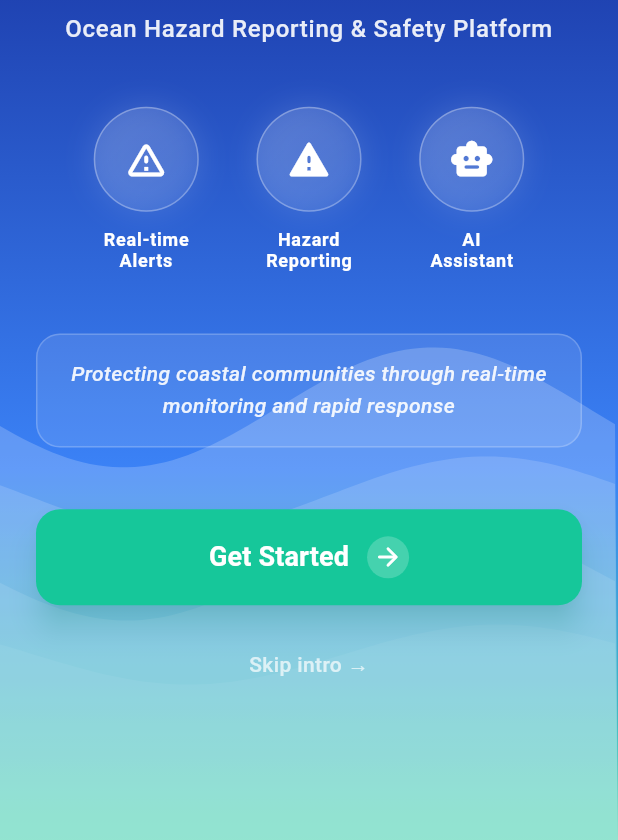
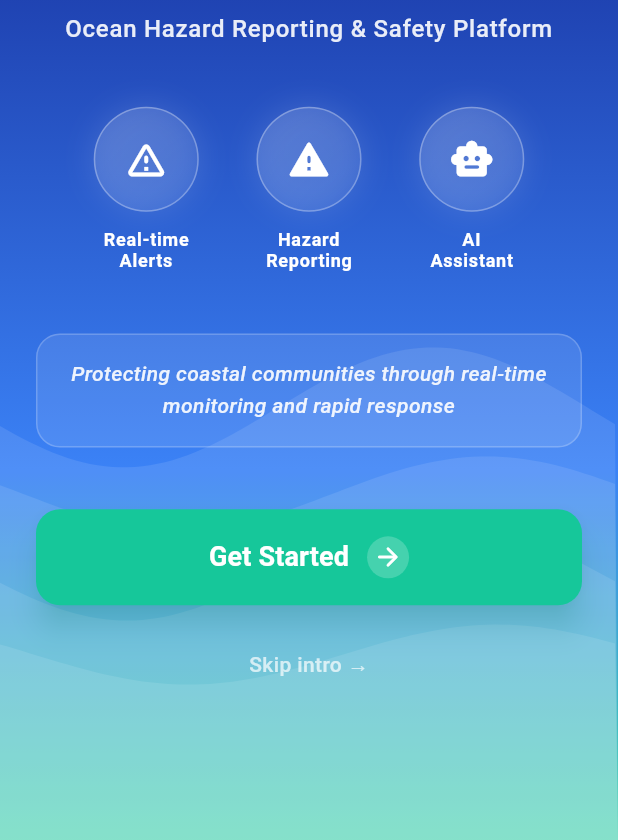
Before and after one commit to laidback-programmer/Tarang, a Flutter app: the screen it shows after launch, on a phone screen of 412 x 824 dp, the part 396-1236 px from its top. Run offline on Flutter 3.47's test engine with Material 3 defaults, Android fonts, the phone set to English and light mode, and no system bars; our stand-ins replace cached_network_image, cloud_firestore, file_picker, firebase_auth, firebase_core, firebase_storage and 6 more; missing offline and left inert: syncfusion_flutter_maps; accounts and stored records are empty.

Commit message:
Replaced 'withOpacity' with ' withValues '

```diff
--- a/lib/live_osm_map.dart
+++ b/lib/live_osm_map.dart
@@ -252,7 +252,7 @@ class _LiveOSMMapState extends State<LiveOSMMap> {
                       child: Container(
                         padding: const EdgeInsets.all(8),
                         decoration: BoxDecoration(
-                          color: Colors.red.withOpacity(0.8),
+                          color: Colors.red.withValues(alpha: 0.8),
                           borderRadius: BorderRadius.circular(8),
                         ),
                         child: Text(
--- a/lib/screens/common/intro_screen.dart
+++ b/lib/screens/common/intro_screen.dart
@@ -170,20 +170,20 @@ class _IntroScreenState extends State<IntroScreen>
           decoration: BoxDecoration(
             gradient: LinearGradient(
               colors: [
-                AppColors.white.withOpacity(0.2),
-                AppColors.white.withOpacity(0.1),
+                AppColors.white.withValues(alpha: 0.2),
+                AppColors.white.withValues(alpha: 0.1),
               ],
               begin: Alignment.topLeft,
               end: Alignment.bottomRight,
             ),
             shape: BoxShape.circle,
             border: Border.all(
-              color: AppColors.white.withOpacity(0.3),
+              color: AppColors.white.withValues(alpha: 0.3),
               width: 1,
             ),
             boxShadow: [
               BoxShadow(
-                color: AppColors.white.withOpacity(0.2),
+                color: AppColors.white.withValues(alpha: 0.2),
                 blurRadius: 20,
                 spreadRadius: 5,
               ),
@@ -217,7 +217,7 @@ class _IntroScreenState extends State<IntroScreen>
           AppStrings.appTagline,
           textAlign: TextAlign.center,
           style: Theme.of(context).textTheme.bodyLarge?.copyWith(
-                color: AppColors.white.withOpacity(0.9),
+                color: AppColors.white.withValues(alpha: 0.9),
                 fontSize: 16,
                 fontWeight: FontWeight.w500,
                 height: 1.4,
@@ -270,20 +270,20 @@ class _IntroScreenState extends State<IntroScreen>
                 decoration: BoxDecoration(
                   gradient: LinearGradient(
                     colors: [
-                      AppColors.white.withOpacity(0.15),
-                      AppColors.white.withOpacity(0.05),
+                      AppColors.white.withValues(alpha: 0.15),
+                      AppColors.white.withValues(alpha: 0.05),
                     ],
                     begin: Alignment.topLeft,
                     end: Alignment.bottomRight,
                   ),
                   shape: BoxShape.circle,
                   border: Border.all(
-                    color: AppColors.white.withOpacity(0.3),
+                    color: AppColors.white.withValues(alpha: 0.3),
                     width: 1,
                   ),
                   boxShadow: [
                     BoxShadow(
-                      color: AppColors.white.withOpacity(0.1),
+                      color: AppColors.white.withValues(alpha: 0.1),
                       blurRadius: 15,
                       spreadRadius: 2,
                     ),
@@ -317,10 +317,10 @@ class _IntroScreenState extends State<IntroScreen>
     return Container(
       padding: const EdgeInsets.symmetric(horizontal: 20, vertical: 16),
       decoration: BoxDecoration(
-        color: AppColors.white.withOpacity(0.1),
+        color: AppColors.white.withValues(alpha: 0.1),
         borderRadius: BorderRadius.circular(16),
         border: Border.all(
-          color: AppColors.white.withOpacity(0.2),
+          color: AppColors.white.withValues(alpha: 0.2),
           width: 1,
         ),
       ),
@@ -328,7 +328,7 @@ class _IntroScreenState extends State<IntroScreen>
         AppStrings.appDescription,
         textAlign: TextAlign.center,
         style: Theme.of(context).textTheme.bodyMedium?.copyWith(
-              color: AppColors.white.withOpacity(0.9),
+              color: AppColors.white.withValues(alpha: 0.9),
               fontSize: 14,
               fontWeight: FontWeight.w500,
               fontStyle: FontStyle.italic,
@@ -353,7 +353,7 @@ class _IntroScreenState extends State<IntroScreen>
                 borderRadius: BorderRadius.circular(16),
               ),
               elevation: 8,
-              shadowColor: AppColors.accent.withOpacity(0.4),
+              shadowColor: AppColors.accent.withValues(alpha: 0.4),
             ),
             child: Row(
               mainAxisSize: MainAxisSize.min,
@@ -370,7 +370,7 @@ class _IntroScreenState extends State<IntroScreen>
                 Container(
                   padding: const EdgeInsets.all(4),
                   decoration: BoxDecoration(
-                    color: AppColors.white.withOpacity(0.2),
+                    color: AppColors.white.withValues(alpha: 0.2),
                     shape: BoxShape.circle,
                   ),
                   child: const Icon(
@@ -389,7 +389,7 @@ class _IntroScreenState extends State<IntroScreen>
           child: Text(
             "Skip intro →",
             style: Theme.of(context).textTheme.bodyMedium?.copyWith(
-                  color: AppColors.white.withOpacity(0.7),
+                  color: AppColors.white.withValues(alpha: 0.7),
                   fontSize: 14,
                   fontWeight: FontWeight.w500,
                 ),
@@ -466,7 +466,7 @@ class _OceanWavePainter extends CustomPainter {
         AppColors.primaryDark,
         AppColors.primary,
         AppColors.primaryLight,
-        AppColors.accent.withOpacity(0.8),
+        AppColors.accent.withValues(alpha: 0.8),
       ],
       stops: const [0.0, 0.3, 0.7, 1.0],
       begin: Alignment.topCenter,
@@ -497,7 +497,7 @@ class _OceanWavePainter extends CustomPainter {
     double time,
   ) {
     final wavePaint = Paint()
-      ..color = AppColors.white.withOpacity(opacity)
+      ..color = AppColors.white.withValues(alpha: 0.1)
       ..style = PaintingStyle.fill;
 
     final wavePath = Path();
```
Also changed, not shown: lib/screens/auth/login_screen.dart (+12 -12 lines), lib/screens/auth/official_login_screen.dart (+17 -15 lines), lib/screens/auth/signup_screen.dart (+18 -16 lines), lib/screens/citizen/ai_assistant_screen.dart (+10 -9 lines), lib/widgets/common/animated_wave_painter.dart (+5 -5 lines), lib/widgets/common/enhanced_ocean_nav.dart (+13 -13 lines), lib/widgets/official/stats_card.dart (+7 -4 lines).
